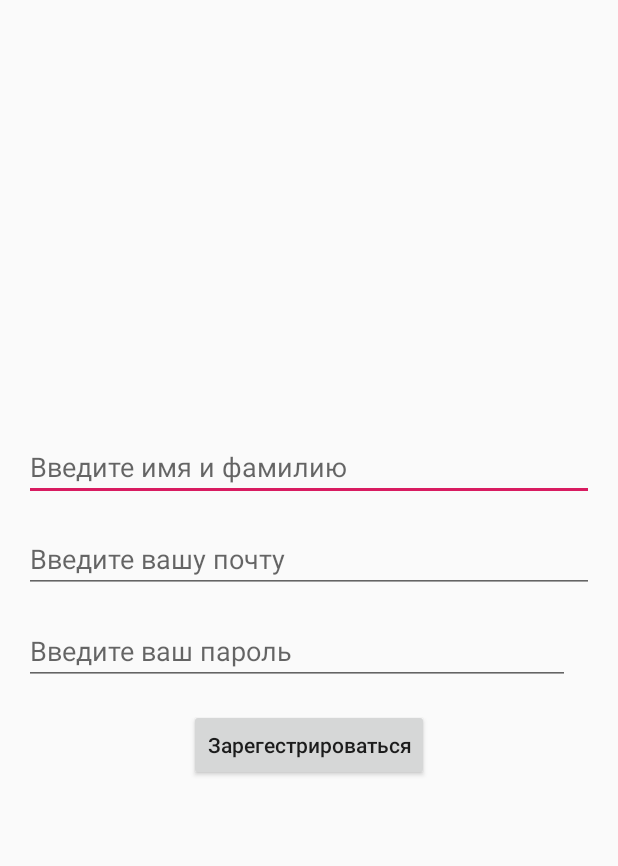
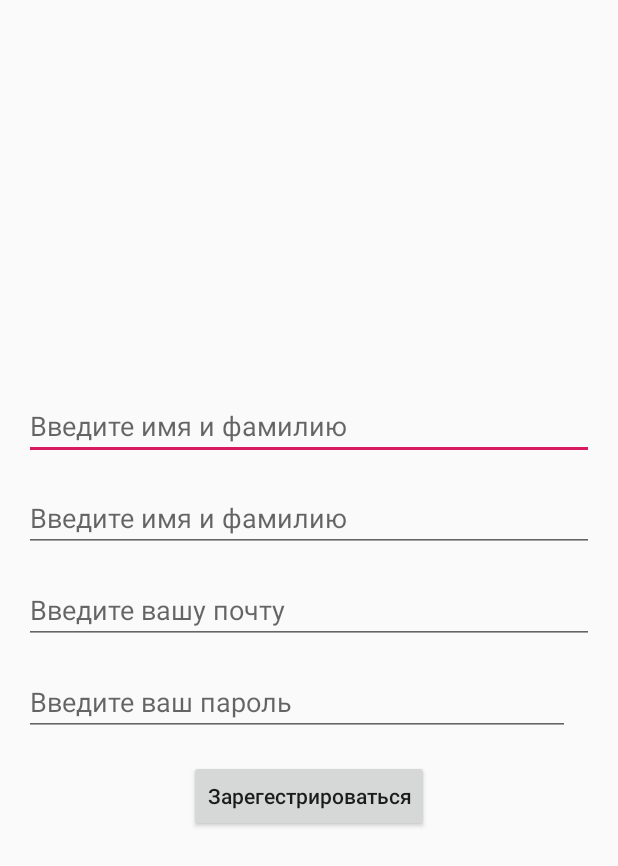
Before and after one commit to BOOMeranGG/VKHack, an Android app: the screen it shows after launch (RegistrationActivity), after a tap on "Зарегестрироваться", on a phone screen of 412 x 824 dp. Shown: the top 866 px of the screen. Run offline under Robolectric (Android 15) with nearby library versions, the phone set to English and light mode, and no system bars; our stand-ins replace RxJava.

Commit message:
refactor web

```diff
--- a/app/src/main/java/com/orange_infinity/vkhack/ui/layouts/RegistrationActivity.java
+++ b/app/src/main/java/com/orange_infinity/vkhack/ui/layouts/RegistrationActivity.java
@@ -24,7 +24,8 @@ public class RegistrationActivity extends AppCompatActivity implements View.OnCl
 
     private EditText editLogin;
     private EditText editPassword;
-    private EditText editNickname;
+    private EditText editName;
+    private EditText editSurname;
     private Button btnEnter;
     private WebController webController = new WebController();
 
@@ -36,7 +37,8 @@ public class RegistrationActivity extends AppCompatActivity implements View.OnCl
 
         editLogin = findViewById(R.id.editLogin);
         editPassword = findViewById(R.id.editPassword);
-        editNickname = findViewById(R.id.editNickname);
+        editName = findViewById(R.id.editName);
+        editSurname = findViewById(R.id.editSurname);
         btnEnter = findViewById(R.id.btnRegistration);
 
         btnEnter.setOnClickListener(this);
@@ -64,17 +66,19 @@ public class RegistrationActivity extends AppCompatActivity implements View.OnCl
     private boolean createAccount() {
         String login = editLogin.getText().toString().trim();
         String password = editPassword.getText().toString();
-        String nickname = editNickname.getText().toString();
+        String name = editName.getText().toString();
+        String surname = editSurname.getText().toString();
 
         if (!StringUtils.isValidEmail(login)) {
             return false;
         }
 
-        UserPreferences.saveUserAuthData(this, password, login, nickname);
+        UserPreferences.saveUserAuthData(this, password, login, name + " " + surname);
         RegistrationDto regDto = new RegistrationDto();
         regDto.setEmail(login);
         regDto.setPassword(password);
-        regDto.setUsername(nickname);
+        regDto.setName(name);
+        regDto.setSurname(surname);
 
         webController.registry(regDto);
         Gson gson = new GsonBuilder()
@@ -82,7 +86,7 @@ public class RegistrationActivity extends AppCompatActivity implements View.OnCl
                 .create();
         String json = gson.toJson(regDto);
         Log.d(MAIN_TAG, "You are creating a new account, login: " + regDto.getEmail() + ", password: "
-                + regDto.getPassword() + ", username: " + regDto.getUsername());
+                + regDto.getPassword() + ", username: " + regDto.getName() + " " + regDto.getSurname());
         Log.d(MAIN_TAG, "json: " + json);
         return true;
     }
--- a/app/src/main/java/com/orange_infinity/vkhack/web/NetworkService.java
+++ b/app/src/main/java/com/orange_infinity/vkhack/web/NetworkService.java
@@ -7,7 +7,7 @@ import retrofit2.converter.gson.GsonConverterFactory;
 
 public class NetworkService {
 
-    private static final String BASE_URL = "http://419502a2.ngrok.io";
+    private static final String BASE_URL = "http://ca1d2f82.ngrok.io";
     private static NetworkService instance;
     private Retrofit retrofit;
 
--- a/app/src/main/res/layout/activity_main.xml
+++ b/app/src/main/res/layout/activity_main.xml
@@ -15,4 +15,7 @@
         app:layout_constraintRight_toRightOf="parent"
         app:layout_constraintTop_toTopOf="parent" />
 
+
+    <include layout="@layout/bottom_navigation_view"/>
+
 </androidx.constraintlayout.widget.ConstraintLayout>
--- a/app/src/main/res/layout/activity_registration.xml
+++ b/app/src/main/res/layout/activity_registration.xml
@@ -17,7 +17,17 @@
         app:layout_constraintVertical_bias="0.44">
 
         <EditText
-            android:id="@+id/editNickname"
+            android:id="@+id/editName"
+            android:layout_width="match_parent"
+            android:layout_height="wrap_content"
+            android:layout_marginStart="16dp"
+            android:layout_marginEnd="16dp"
+            android:layout_marginBottom="16dp"
+            android:hint="@string/edit_nickname"
+            android:inputType="text" />
+
+        <EditText
+            android:id="@+id/editSurname"
             android:layout_width="match_parent"
             android:layout_height="wrap_content"
             android:layout_marginStart="16dp"
```
Also changed, not shown: app/src/main/java/com/orange_infinity/vkhack/model/entity/dto/RegistrationDto.java (+14 -5 lines).
